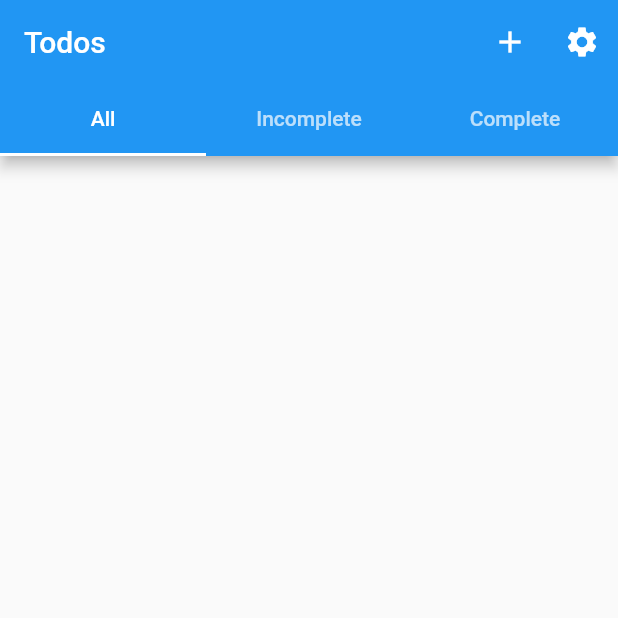
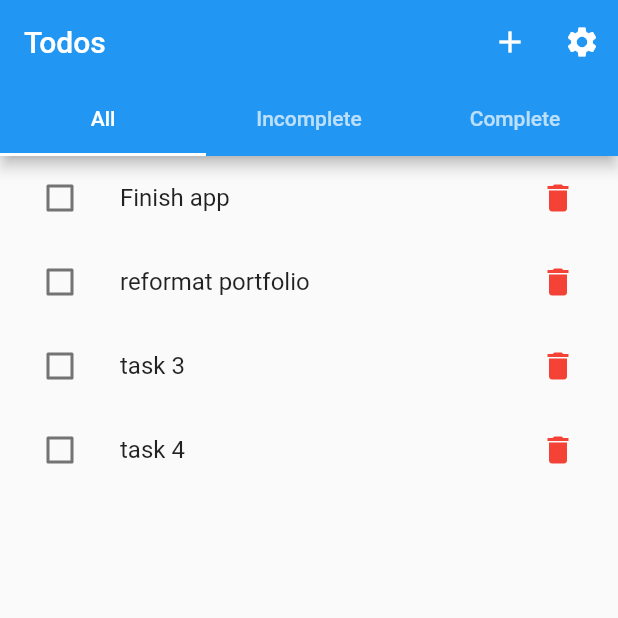
Before and after one commit to yml/flutter-todos, a Flutter app: the screen it shows after launch, on a phone screen of 412 x 824 dp, the top half of it. Run offline on Flutter 3.47's test engine with Material 2 defaults, Android fonts, the light colour scheme and no system bars.

Commit message:
Responsive layout

```diff
--- a/lib/providers/todos.dart
+++ b/lib/providers/todos.dart
@@ -4,7 +4,13 @@ import 'package:flutter/material.dart';
 import "package:todos/models/tasks.dart";
 
 class TodosModel extends ChangeNotifier {
-  final List<Task> _tasks = [];
+  // final List<Task> _tasks = [];
+  final List<Task> _tasks = [
+    Task(title: 'Finish app'),
+    Task(title: 'reformat portfolio'),
+    Task(title: 'task 3'),
+    Task(title: 'task 4'),
+  ];
 
   UnmodifiableListView<Task> get allTasks => UnmodifiableListView(_tasks);
   UnmodifiableListView<Task> get incompleteTasks =>
--- a/lib/screens/home.dart
+++ b/lib/screens/home.dart
@@ -16,7 +16,10 @@ class _HomeScreenState extends State<HomeScreen>
   @override
   void initState() {
     super.initState();
-    controller = TabController(length: 3, vsync: this);
+    controller = TabController(
+      length: 3,
+      vsync: this,
+    );
   }
 
   @override
--- a/lib/widgets/task_item.dart
+++ b/lib/widgets/task_item.dart
@@ -31,3 +31,20 @@ class TaskItem extends StatelessWidget {
     );
   }
 }
+
+class TaskSizedItem extends StatelessWidget {
+  final Task task;
+
+  TaskSizedItem({@required this.task});
+
+  @override
+  Widget build(BuildContext context) {
+    final mediaQueryWidth = MediaQuery.of(context).size.width;
+    final nbCol = mediaQueryWidth / 250;
+    if (nbCol > 2) {
+        return SizedBox(width: mediaQueryWidth / nbCol.floor(), child: TaskItem(task: task));
+    } else {
+      return TaskItem(task: task);
+    }
+  }
+}
--- a/lib/widgets/task_list.dart
+++ b/lib/widgets/task_list.dart
@@ -19,3 +19,22 @@ class TaskList extends StatelessWidget {
     return tasks.map((todo) => TaskItem(task: todo)).toList();
   }
 }
+
+
+class TaskWrapGrid extends StatelessWidget {
+  final List<Task> tasks;
+
+  TaskWrapGrid({@required this.tasks});
+
+  @override
+  Widget build(BuildContext context) {
+    return SingleChildScrollView(
+        child: Wrap(
+      children: getChildrenTasks(),
+    ));
+  }
+
+  List<Widget> getChildrenTasks() {
+    return tasks.map((todo) => TaskSizedItem(task: todo)).toList();
+  }
+}
--- a/lib/widgets/tasks_tab.dart
+++ b/lib/widgets/tasks_tab.dart
@@ -9,7 +9,7 @@ class AllTasksTab extends StatelessWidget {
   Widget build(BuildContext context) {
     return Container(
       child: Consumer<TodosModel>(
-        builder: (context, todos, child) => TaskList(
+        builder: (context, todos, child) => TaskWrapGrid(
               tasks: todos.allTasks,
             ),
       ),
```
